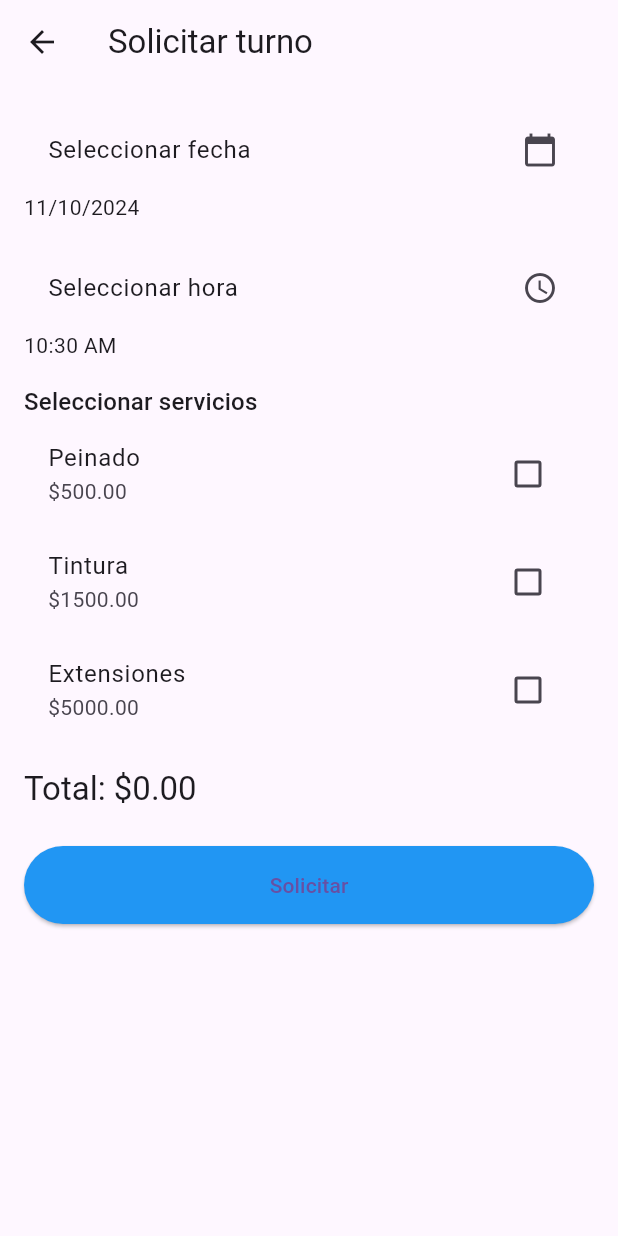
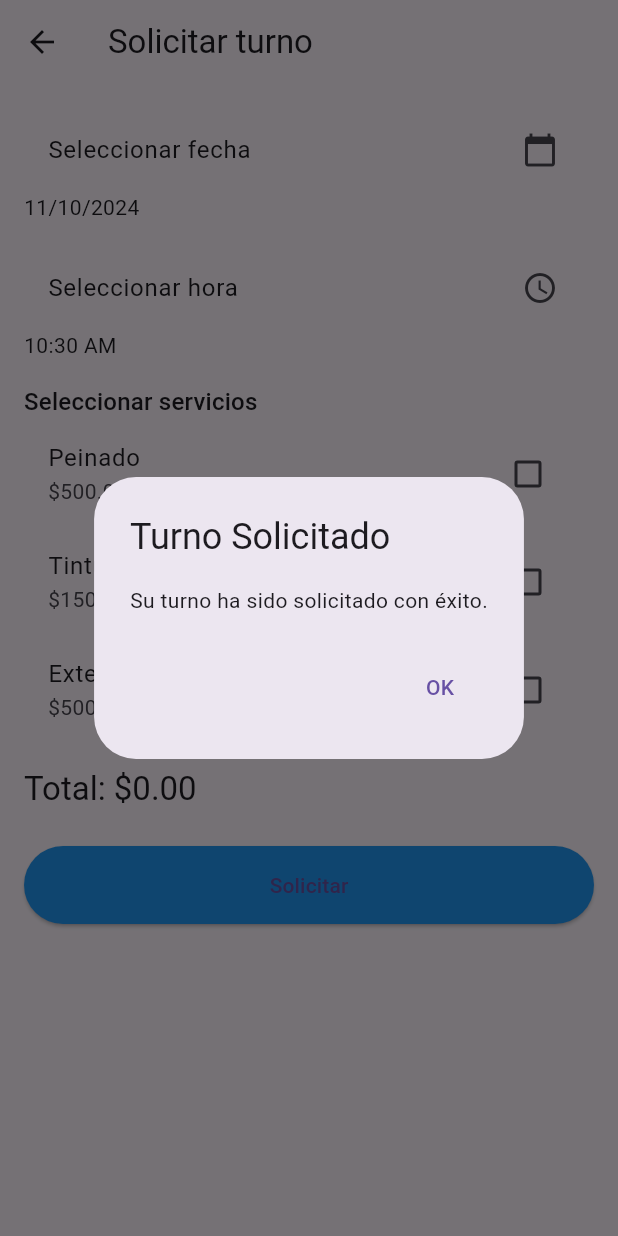
Before and after one commit to danielazim13/genespeluqueria, a Flutter app: the SolicitarTurnoScreen screen opened by its route, after a tap on "Solicitar", on a phone screen of 412 x 824 dp. Run offline on Flutter 3.47's test engine with Material 3 defaults, Android fonts, the light colour scheme and no system bars; our stand-ins replace cloud_firestore, firebase_auth, firebase_core, go_router; accounts and stored records are empty.

Commit message:
pedir_turno_screen: fix _solicitarTurno()

```diff
--- a/lib/screens/pedir_turno_screen.dart
+++ b/lib/screens/pedir_turno_screen.dart
@@ -1,3 +1,4 @@
+import 'package:firebase_auth/firebase_auth.dart';
 import 'package:flutter/material.dart';
 import 'package:intl/intl.dart';
 import 'package:cloud_firestore/cloud_firestore.dart';
@@ -75,16 +76,14 @@
     }
   }
 
-  void _solicitarTurno() {
-    // Here you would typically save the turn to Firestore
-    // For this example, we'll just print the details
+void _solicitarTurno() async {
   final selectedServiceIds = services
       .where((service) => selectedServices[service.id] ?? false)
       .map((service) => service.id)
       .toList();
 
   final turno = Turn(
-      usuarioId: widget.currentUser!.id,
+    usuarioId: FirebaseAuth.instance.currentUser?.uid ?? '',
     servicios: selectedServiceIds,
     ingreso: DateTime(
       selectedDate.year,
@@ -95,15 +94,12 @@
     ),
     estado: 'Pendiente',
     precio: total,
-      /*egreso:
-          DateTime.now(),*/ // This should be calculated based on service duration
     mensaje: '',
   );
 
-    print('Turno solicitado: ${turno.toFirestore()}');
-    // Here you would save `turno` to Firestore
-
-
+  try {
+    // Save the turn to Firestore
+    await FirebaseFirestore.instance.collection('turns').add(turno.toFirestore());
 
     // Show a confirmation dialog
     showDialog(
@@ -119,6 +115,23 @@
         ],
       ),
     );
+  } catch (e) {
+    // Handle any errors
+    print('Error al guardar el turno: $e');
+    showDialog(
+      context: context,
+      builder: (context) => AlertDialog(
+        title: Text('Error'),
+        content: Text('Hubo un problema al solicitar el turno. Por favor, inténtelo de nuevo.'),
+        actions: [
+          TextButton(
+            child: Text('OK'),
+            onPressed: () => Navigator.of(context).pop(),
+          ),
+        ],
+      ),
+    );
+  }
 }
 
   @override
```
Lines whose indentation alone changed are shown as unchanged.
